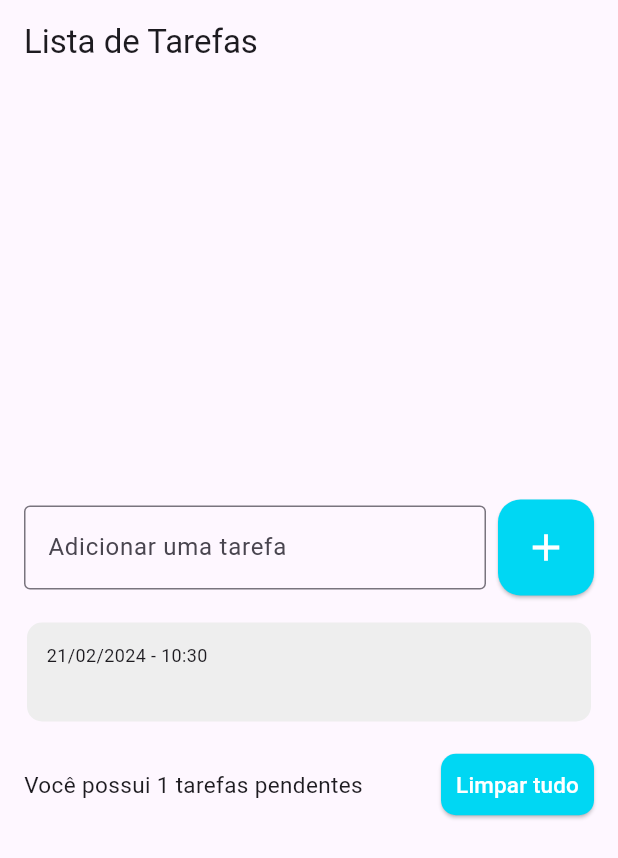
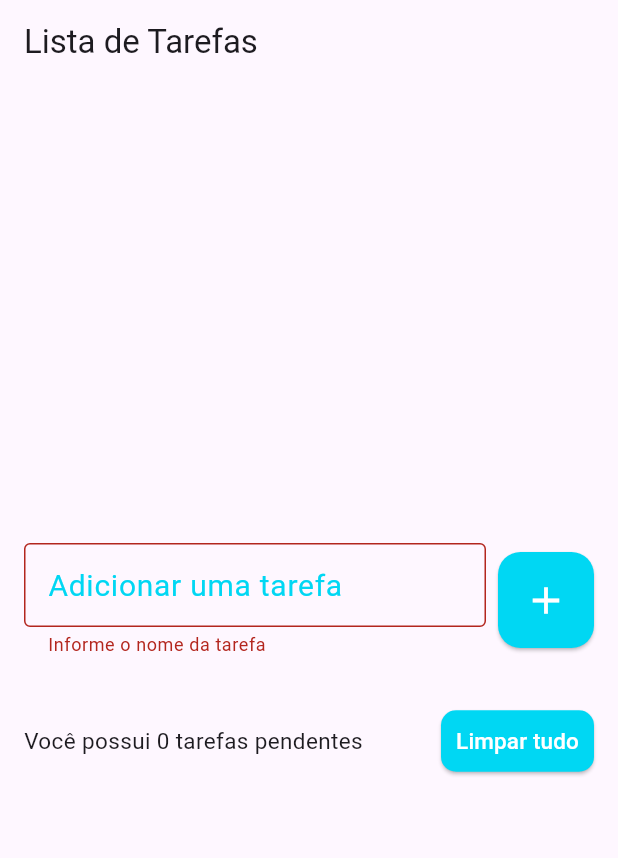
Before and after one commit to brunosilv96/apptasklist, a Flutter app: the screen it shows after launch, after a tap on the "add" icon, on a phone screen of 412 x 824 dp. Shown: the top 858 px of the screen. Run offline on Flutter 3.47's test engine with Material 3 defaults, Android fonts, the phone set to English and light mode, and no system bars; drawn by our look-alikes of flutter_slidable; our stand-ins replace shared_preferences.

Commit message:
feat: finished lastad features from tasklist project

```diff
--- a/lib/models/task.dart
+++ b/lib/models/task.dart
@@ -4,6 +4,19 @@ class Task {
     required this.dateTime,
   });
 
+  Task.fromJson(Map<String, dynamic> json)
+      : title = json['title'],
+        dateTime = DateTime.parse(
+          json['datetime'],
+        );
+
   String title;
   DateTime dateTime;
+
+  Map<String, dynamic> toJson() {
+    return {
+      'title': title,
+      'datetime': dateTime.toIso8601String(),
+    };
+  }
 }
--- a/lib/pages/tasklist_page.dart
+++ b/lib/pages/tasklist_page.dart
@@ -1,5 +1,6 @@
 import 'package:flutter/material.dart';
 import 'package:tasklist/models/task.dart';
+import 'package:tasklist/repositories/task_repository.dart';
 import 'package:tasklist/widgets/tasklist_item.dart';
 
 class TasklistPage extends StatefulWidget {
@@ -12,9 +13,11 @@ class TasklistPage extends StatefulWidget {
 class _TasklistPageState extends State<TasklistPage> {
   List<Task> tasks = [];
 
-  final TextEditingController todoController = TextEditingController();
+  final TextEditingController taskController = TextEditingController();
+  final TaskRepository taskRepository = TaskRepository();
   Task? deletedTask;
   int? deletedTaskPos;
+  String? errorText;
 
   void onDelete(Task task) {
     deletedTask = task;
@@ -23,6 +26,8 @@ class _TasklistPageState extends State<TasklistPage> {
     setState(() {
       tasks.remove(task);
     });
+
+    taskRepository.saveTaskList(tasks);
 
     // Limpa todas as notificações exibidas no momento
     ScaffoldMessenger.of(context).clearSnackBars();
@@ -60,7 +65,8 @@ class _TasklistPageState extends State<TasklistPage> {
       builder: (context) => AlertDialog(
         title: const Text('Limpar tudo?'),
         content: const Text(
-            'Você está prestes a apagar todas as tarefas, tem certeza?'),
+          'Você está prestes a apagar todas as tarefas, tem certeza?',
+        ),
         actions: [
           TextButton(
             onPressed: () {
@@ -103,6 +109,8 @@ class _TasklistPageState extends State<TasklistPage> {
       tasks.clear();
     });
 
+    taskRepository.saveTaskList(tasks);
+
     ScaffoldMessenger.of(context).showSnackBar(
       const SnackBar(
         content: Text(
@@ -115,6 +123,17 @@ class _TasklistPageState extends State<TasklistPage> {
         backgroundColor: Colors.green,
       ),
     );
+  }
+
+  @override
+  void initState() {
+    super.initState();
+
+    taskRepository.getTaskList().then(
+          (taskListRepository) => setState(() {
+            tasks = taskListRepository;
+          }),
+        );
   }
 
   @override
@@ -134,11 +153,21 @@ class _TasklistPageState extends State<TasklistPage> {
                   children: [
                     Expanded(
                       child: TextField(
-                        controller: todoController,
-                        decoration: const InputDecoration(
-                          border: OutlineInputBorder(),
+                        controller: taskController,
+                        decoration: InputDecoration(
+                          border: const OutlineInputBorder(),
                           labelText: 'Adicionar uma tarefa',
                           hintText: 'Ex. Pescar',
+                          errorText: errorText,
+                          focusedBorder: const OutlineInputBorder(
+                            borderSide: BorderSide(
+                              color: Color(0xff00d7f3),
+                            ),
+                          ),
+                          labelStyle: const TextStyle(
+                            color: Color(0xff00d7f3),
+                            fontSize: 20,
+                          ),
                         ),
                       ),
                     ),
@@ -147,7 +176,15 @@ class _TasklistPageState extends State<TasklistPage> {
                     ),
                     ElevatedButton(
                       onPressed: () {
-                        String text = todoController.text;
+                        String text = taskController.text;
+
+                        if (text.isEmpty) {
+                          setState(() {
+                            errorText = 'Informe o nome da tarefa';
+                          });
+                          return;
+                        }
+
                         Task atualTask = Task(
                           title: text,
                           dateTime: DateTime.now(),
@@ -155,9 +192,11 @@ class _TasklistPageState extends State<TasklistPage> {
 
                         setState(() {
                           tasks.add(atualTask);
+                          errorText = null;
                         });
 
-                        todoController.clear();
+                        taskController.clear();
+                        taskRepository.saveTaskList(tasks);
                       },
                       style: ElevatedButton.styleFrom(
                         backgroundColor: const Color(0xff00d7f3),
--- /dev/null
+++ b/lib/repositories/task_repository.dart
@@ -0,0 +1,36 @@
+import 'dart:convert';
+
+import 'package:shared_preferences/shared_preferences.dart';
+import 'package:tasklist/models/task.dart';
+
+const taskListKey = 'taskList';
+
+class TaskRepository {
+  TaskRepository() {
+    SharedPreferences.getInstance().then(
+      (value) {
+        sharedPreferences = value;
+        print(sharedPreferences.getString('taskList'));
+      },
+    );
+  }
+
+  late SharedPreferences sharedPreferences;
+
+  void saveTaskList(List<Task> tasks) {
+    final String jsonString = json.encode(tasks);
+    sharedPreferences.setString(taskListKey, jsonString);
+  }
+
+  Future<List<Task>> getTaskList() async {
+    sharedPreferences = await SharedPreferences.getInstance();
+    final String jsonString = sharedPreferences.getString(taskListKey) ?? '[]';
+    final List jsonDecoded = json.decode(jsonString) as List;
+
+    return jsonDecoded
+        .map(
+          (e) => Task.fromJson(e),
+        )
+        .toList();
+  }
+}
--- a/pubspec.yaml
+++ b/pubspec.yaml
@@ -12,6 +12,7 @@ dependencies:
   cupertino_icons: ^1.0.2
   intl: ^0.19.0
   flutter_slidable: ^3.0.1
+  shared_preferences: ^2.2.2
 
 dev_dependencies:
   flutter_test:
```
Also changed, not shown: pubspec.lock, 1 other file.
